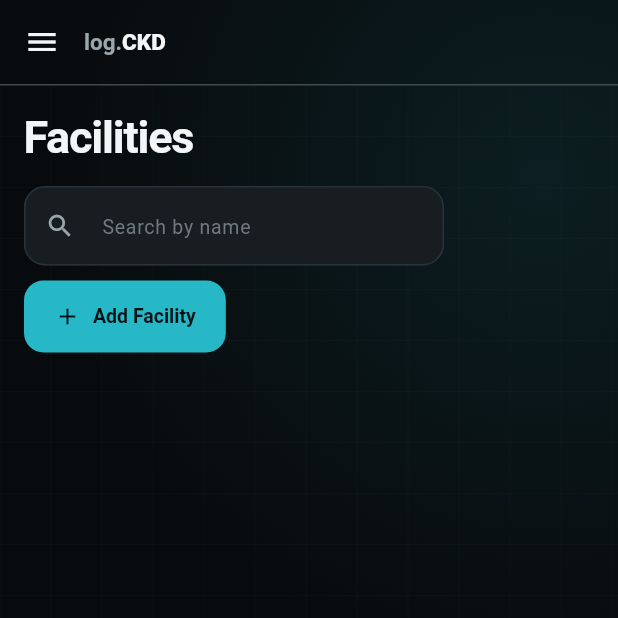
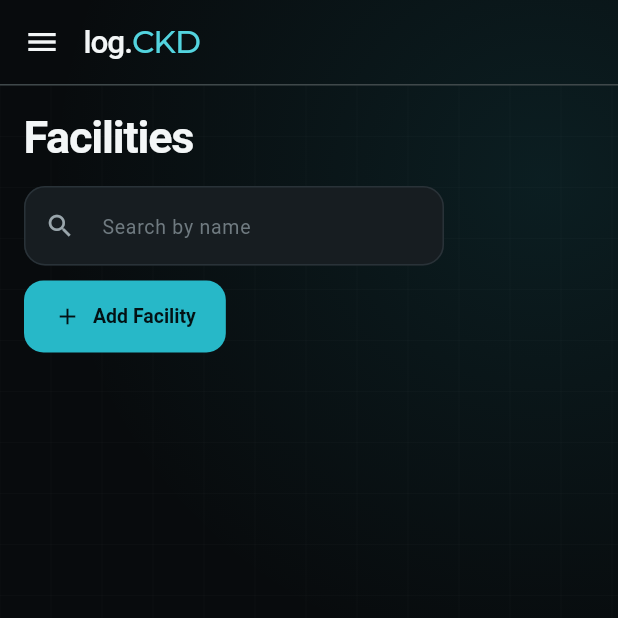
Before and after one commit to csninetyninedevs-2027/logCKD_admin, a Flutter app: the FacilityListScreen screen opened by its route, on a phone screen of 412 x 824 dp, the top half of it. Run offline on Flutter 3.47's test engine with Material 3 defaults, Android fonts, the phone set to English and light mode, and no system bars; our stand-ins replace dio, fl_chart, flutter_dotenv, flutter_map, flutter_riverpod, flutter_secure_storage and 3 more; missing offline and left inert: maplibre_gl; accounts and stored records are empty; network calls fail; Roboto replaces fonts that are missing (Simonetta).

Commit message:
UI fix/search bug fix

```diff
--- a/lib/features/content/presentation/facility_list_screen.dart
+++ b/lib/features/content/presentation/facility_list_screen.dart
@@ -229,7 +229,9 @@ class _FacilityListScreenState extends ConsumerState<FacilityListScreen> {
                                         .update((s) => s.copyWith(page: s.page - 1))
                                     : null,
                               ),
-                              Text('Page ${page.page}'),
+                              Text(
+                                'Page ${page.page} of ${(page.total + page.limit - 1) ~/ page.limit}',
+                              ),
                               IconButton(
                                 icon: const Icon(Icons.chevron_right),
                                 onPressed: page.page * page.limit < page.total
--- a/lib/features/content/state/facility_provider.dart
+++ b/lib/features/content/state/facility_provider.dart
@@ -19,7 +19,7 @@ class FacilityListParams {
   }
 }
 
-final facilityListParamsProvider = StateProvider<FacilityListParams>((ref) {
+final facilityListParamsProvider = StateProvider.autoDispose<FacilityListParams>((ref) {
   return const FacilityListParams();
 });
 
--- a/lib/features/foods/state/food_provider.dart
+++ b/lib/features/foods/state/food_provider.dart
@@ -32,7 +32,7 @@ class FoodListParams {
 }
 
 final foodListParamsProvider =
-    StateProvider<FoodListParams>((ref) {
+    StateProvider.autoDispose<FoodListParams>((ref) {
   return const FoodListParams();
 });
 
--- a/lib/features/users/state/users_provider.dart
+++ b/lib/features/users/state/users_provider.dart
@@ -19,7 +19,7 @@ class UserListParams {
   }
 }
 
-final userListParamsProvider = StateProvider<UserListParams>((ref) {
+final userListParamsProvider = StateProvider.autoDispose<UserListParams>((ref) {
   return const UserListParams();
 });
 
--- a/lib/shared/widgets/admin_shell.dart
+++ b/lib/shared/widgets/admin_shell.dart
@@ -90,20 +90,29 @@ class AdminShell extends ConsumerWidget {
         appBar: AppBar(
           toolbarHeight: 56,
           titleSpacing: 0,
-          title: const Text.rich(
-            TextSpan(
+          title: RichText(
+            text: TextSpan(
               children: [
                 TextSpan(
                   text: 'log.',
-                  style: TextStyle(color: AppColors.textSecondary),
+                  style: GoogleFonts.simonetta(
+                    color: AppColors.textPrimary,
+                    fontSize: 21,
+                    fontWeight: FontWeight.w500,
+                    letterSpacing: -.7,
+                  ),
                 ),
                 TextSpan(
                   text: 'CKD',
-                  style: TextStyle(fontWeight: FontWeight.w800),
+                  style: GoogleFonts.montserrat(
+                    color: AppColors.primaryBright,
+                    fontSize: 21,
+                    fontWeight: FontWeight.w500,
+                    letterSpacing: -.7,
+                  ),
                 ),
               ],
             ),
-            style: TextStyle(fontSize: 15),
           ),
           bottom: const PreferredSize(
             preferredSize: Size.fromHeight(1),
```
Also changed, not shown: lib/features/foods/presentation/food_list_screen.dart (+9 -1 lines), lib/features/users/presentation/user_list_screen.dart (+9 -2 lines), pubspec.lock.
